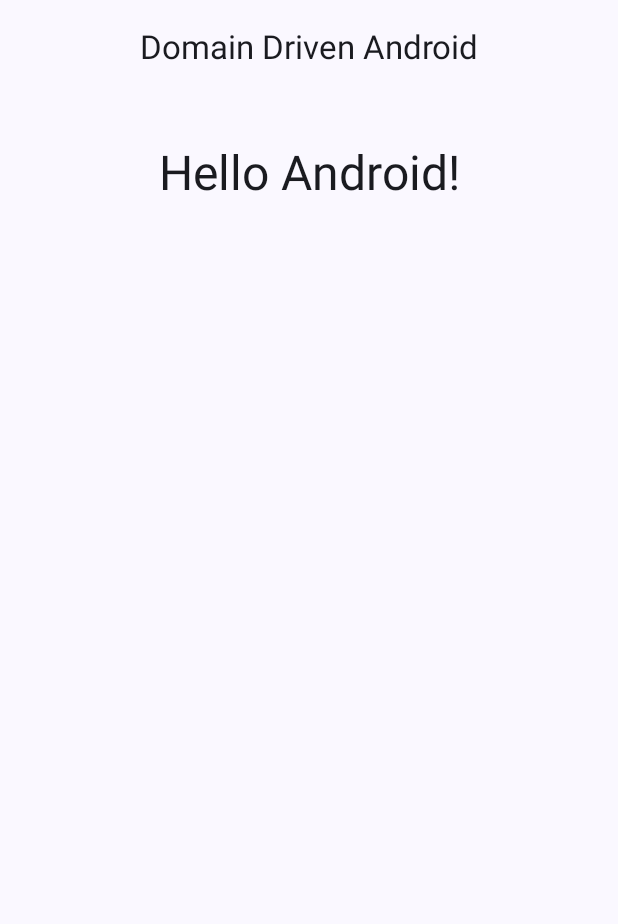
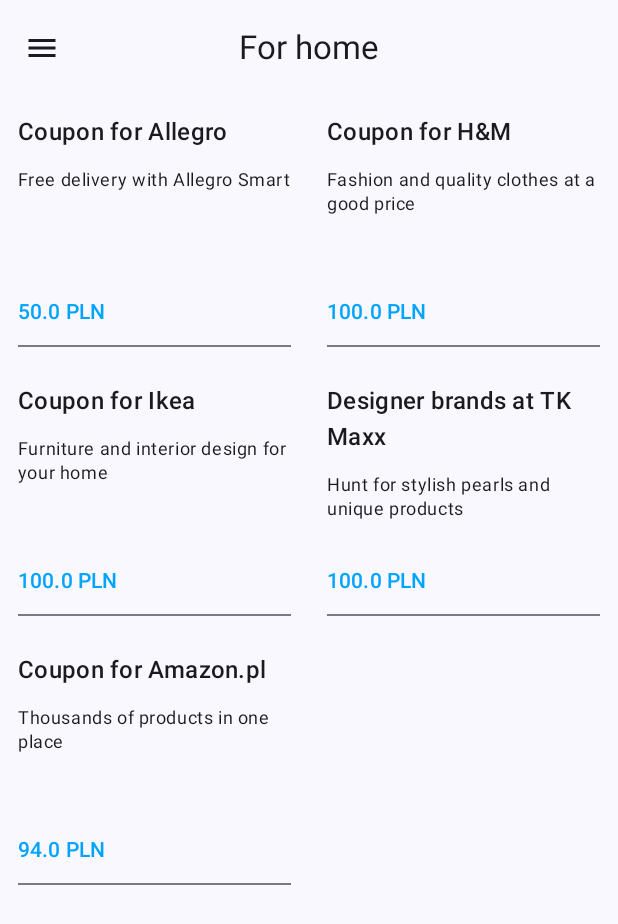
Before and after one commit to Maruchin1/domain-driven-android, an Android app built with Jetpack Compose: the screen it shows after launch (MainActivity), on a phone screen of 412 x 824 dp. Shown: the top 924 px of the screen. Run offline under Robolectric (Android 15) with nearby library versions, the phone set to English and light mode, and no system bars; our stand-ins replace Dagger/Hilt's generated code.

Commit message:
Display Categories and Coupons

```diff
--- a/app/src/main/java/com/maruchin/domaindrivenandroid/MainActivity.kt
+++ b/app/src/main/java/com/maruchin/domaindrivenandroid/MainActivity.kt
@@ -3,64 +3,17 @@
 import android.os.Bundle
 import androidx.activity.ComponentActivity
 import androidx.activity.compose.setContent
-import androidx.compose.foundation.layout.Column
-import androidx.compose.foundation.layout.fillMaxSize
-import androidx.compose.foundation.layout.padding
-import androidx.compose.material3.CenterAlignedTopAppBar
-import androidx.compose.material3.ExperimentalMaterial3Api
-import androidx.compose.material3.MaterialTheme
-import androidx.compose.material3.Scaffold
-import androidx.compose.material3.Text
-import androidx.compose.runtime.Composable
-import androidx.compose.ui.Alignment
-import androidx.compose.ui.Modifier
-import androidx.compose.ui.tooling.preview.Preview
-import androidx.compose.ui.unit.dp
 import com.maruchin.domaindrivenandroid.ui.theme.DomainDrivenAndroidTheme
+import dagger.hilt.android.AndroidEntryPoint
 
+@AndroidEntryPoint
 class MainActivity : ComponentActivity() {
     override fun onCreate(savedInstanceState: Bundle?) {
         super.onCreate(savedInstanceState)
         setContent {
             DomainDrivenAndroidTheme {
-                MainScreen()
+                MainNavGraph()
             }
         }
     }
 }
-
-@OptIn(ExperimentalMaterial3Api::class)
-@Composable
-fun MainScreen() {
-    Scaffold(
-        topBar = {
-            CenterAlignedTopAppBar(title = { Text(text = "Domain Driven Android") })
-        }
-    ) { padding ->
-        Column(
-            horizontalAlignment = Alignment.CenterHorizontally,
-            modifier = Modifier
-                .padding(padding)
-                .fillMaxSize(),
-        ) {
-            Greeting()
-        }
-    }
-}
-
-@Composable
-fun Greeting() {
-    Text(
-        text = "Hello Android!",
-        modifier = Modifier.padding(top = 32.dp),
-        style = MaterialTheme.typography.headlineLarge,
-    )
-}
-
-@Preview(showBackground = true)
-@Composable
-fun GreetingPreview() {
-    DomainDrivenAndroidTheme {
-        MainScreen()
-    }
-}
--- /dev/null
+++ b/app/src/main/java/com/maruchin/domaindrivenandroid/MainNavGraph.kt
@@ -0,0 +1,15 @@
+package com.maruchin.domaindrivenandroid
+
+import androidx.compose.runtime.Composable
+import androidx.navigation.compose.NavHost
+import androidx.navigation.compose.rememberNavController
+import com.maruchin.domaindrivenandroid.ui.home.HOME_ROUTE
+import com.maruchin.domaindrivenandroid.ui.home.homeScreen
+
+@Composable
+fun MainNavGraph() {
+    val navController = rememberNavController()
+    NavHost(navController = navController, startDestination = HOME_ROUTE) {
+        homeScreen()
+    }
+}
--- /dev/null
+++ b/app/src/main/java/com/maruchin/domaindrivenandroid/data/category/CategoriesRepository.kt
@@ -0,0 +1,12 @@
+package com.maruchin.domaindrivenandroid.data.category
+
+import javax.inject.Inject
+import javax.inject.Singleton
+
+@Singleton
+class CategoriesRepository @Inject constructor() {
+
+    suspend fun getAllCategories(): List<Category> {
+        return sampleCategories
+    }
+}
--- /dev/null
+++ b/app/src/main/java/com/maruchin/domaindrivenandroid/data/category/Category.kt
@@ -0,0 +1,18 @@
+package com.maruchin.domaindrivenandroid.data.category
+
+data class Category(val id: String, val name: String)
+
+val sampleCategories = listOf(
+    Category(id = "for_home", name = "For home"),
+    Category(id = "for_kid", name = "For kid"),
+    Category(id = "for_pet", name = "For pet"),
+    Category(id = "drugstores_and_cosmetics", name = "Drugstores and Cosmetics"),
+    Category(id = "culture_and_entertainment", name = "Culture and Entertainment"),
+    Category(id = "clothing_and_accessories", name = "Clothing and Accessories"),
+    Category(id = "restaurants_and_catering", name = "Restaurants and Catering"),
+    Category(id = "development_and_education", name = "Development and Education"),
+    Category(id = "cars", name = "Cars"),
+    Category(id = "shops_and_supermarkets", name = "Shops and Supermarkets"),
+    Category(id = "sport", name = "Sport"),
+    Category(id = "supplements", name = "Supplements"),
+)
--- /dev/null
+++ b/app/src/main/java/com/maruchin/domaindrivenandroid/data/coupon/Coupon.kt
@@ -0,0 +1,43 @@
+package com.maruchin.domaindrivenandroid.data.coupon
+
+import java.util.Currency
+
+data class Coupon(
+    val id: String,
+    val title: String,
+    val subtitle: String,
+    val value: Money,
+)
+
+val sampleForHomeCoupons = listOf(
+    Coupon(
+        id = "1",
+        title = "Coupon for Allegro",
+        subtitle = "Free delivery with Allegro Smart",
+        value = Money(value = 50.0, currency = Currency.getInstance("PLN"))
+    ),
+    Coupon(
+        id = "2",
+        title = "Coupon for H&M",
+        subtitle = "Fashion and quality clothes at a good price",
+        value = Money(value = 100.0, currency = Currency.getInstance("PLN"))
+    ),
+    Coupon(
+        id = "3",
+        title = "Coupon for Ikea",
+        subtitle = "Furniture and interior design for your home",
+        value = Money(value = 100.0, currency = Currency.getInstance("PLN"))
+    ),
+    Coupon(
+        id = "4",
+        title = "Designer brands at TK Maxx",
+        subtitle = "Hunt for stylish pearls and unique products",
+        value = Money(value = 100.0, currency = Currency.getInstance("PLN"))
+    ),
+    Coupon(
+        id = "5",
+        title = "Coupon for Amazon.pl",
+        subtitle = "Thousands of products in one place",
+        value = Money(value = 94.0, currency = Currency.getInstance("PLN"))
+    )
+)
--- /dev/null
+++ b/app/src/main/java/com/maruchin/domaindrivenandroid/data/coupon/CouponsRepository.kt
@@ -0,0 +1,16 @@
+package com.maruchin.domaindrivenandroid.data.coupon
+
+import com.maruchin.domaindrivenandroid.data.category.Category
+import javax.inject.Inject
+import javax.inject.Singleton
+
+@Singleton
+class CouponsRepository @Inject constructor() {
+
+    suspend fun getCouponsFromCategory(category: Category): List<Coupon> {
+        return when (category.id) {
+            "for_home" -> sampleForHomeCoupons
+            else -> emptyList()
+        }
+    }
+}
--- /dev/null
+++ b/app/src/main/java/com/maruchin/domaindrivenandroid/data/coupon/Money.kt
@@ -0,0 +1,5 @@
+package com.maruchin.domaindrivenandroid.data.coupon
+
+import java.util.Currency
+
+data class Money(val value: Double, val currency: Currency)
--- /dev/null
+++ b/app/src/main/java/com/maruchin/domaindrivenandroid/ui/common/CategoryExtensions.kt
@@ -0,0 +1,35 @@
+package com.maruchin.domaindrivenandroid.ui.common
+
+import androidx.compose.material.icons.Icons
+import androidx.compose.material.icons.outlined.Category
+import androidx.compose.material.icons.outlined.Checkroom
+import androidx.compose.material.icons.outlined.ChildFriendly
+import androidx.compose.material.icons.outlined.DirectionsCar
+import androidx.compose.material.icons.outlined.HealthAndSafety
+import androidx.compose.material.icons.outlined.House
+import androidx.compose.material.icons.outlined.Pets
+import androidx.compose.material.icons.outlined.Restaurant
+import androidx.compose.material.icons.outlined.School
+import androidx.compose.material.icons.outlined.ShoppingCart
+import androidx.compose.material.icons.outlined.Sports
+import androidx.compose.material.icons.outlined.TheaterComedy
+import androidx.compose.ui.graphics.vector.ImageVector
+import com.maruchin.domaindrivenandroid.data.category.Category
+
+fun Category.icon(): ImageVector {
+    return when (id) {
+        "for_home" -> Icons.Outlined.House
+        "for_kid" -> Icons.Outlined.ChildFriendly
+        "for_pet" -> Icons.Outlined.Pets
+        "drugstores_and_cosmetics" -> Icons.Outlined.Category
+        "culture_and_entertainment" -> Icons.Outlined.TheaterComedy
+        "clothing_and_accessories" -> Icons.Outlined.Checkroom
+        "restaurants_and_catering" -> Icons.Outlined.Restaurant
+        "development_and_education" -> Icons.Outlined.School
+        "cars" -> Icons.Outlined.DirectionsCar
+        "shops_and_supermarkets" -> Icons.Outlined.ShoppingCart
+        "sport" -> Icons.Outlined.Sports
+        "supplements" -> Icons.Outlined.HealthAndSafety
+        else -> Icons.Outlined.Category
+    }
+}
--- /dev/null
+++ b/app/src/main/java/com/maruchin/domaindrivenandroid/ui/common/MoneyExtensions.kt
@@ -0,0 +1,5 @@
+package com.maruchin.domaindrivenandroid.ui.common
+
+import com.maruchin.domaindrivenandroid.data.coupon.Money
+
+fun Money.format() = "$value $currency"
--- /dev/null
+++ b/app/src/main/java/com/maruchin/domaindrivenandroid/ui/home/HomeDestination.kt
@@ -0,0 +1,17 @@
+package com.maruchin.domaindrivenandroid.ui.home
+
+import androidx.compose.runtime.collectAsState
+import androidx.compose.runtime.getValue
+import androidx.hilt.navigation.compose.hiltViewModel
+import androidx.navigation.NavGraphBuilder
+import androidx.navigation.compose.composable
+
+const val HOME_ROUTE = "home"
+
+fun NavGraphBuilder.homeScreen() {
+    composable(HOME_ROUTE) {
+        val viewModel = hiltViewModel<HomeViewModel>()
+        val state by viewModel.uiState.collectAsState()
+        HomeScreen(state = state, onSelectCategory = viewModel::selectCategory)
+    }
+}
--- /dev/null
+++ b/app/src/main/java/com/maruchin/domaindrivenandroid/ui/home/HomeScreen.kt
@@ -0,0 +1,140 @@
+package com.maruchin.domaindrivenandroid.ui.home
+
+import androidx.compose.foundation.clickable
+import androidx.compose.foundation.layout.Column
+import androidx.compose.foundation.layout.height
+import androidx.compose.foundation.layout.padding
+import androidx.compose.foundation.lazy.grid.GridCells
+import androidx.compose.foundation.lazy.grid.LazyVerticalGrid
+import androidx.compose.foundation.lazy.grid.items
+import androidx.compose.material.icons.Icons
+import androidx.compose.material.icons.outlined.Menu
+import androidx.compose.material3.CenterAlignedTopAppBar
+import androidx.compose.material3.Divider
+import androidx.compose.material3.DrawerValue
+import androidx.compose.material3.ExperimentalMaterial3Api
+import androidx.compose.material3.Icon
+import androidx.compose.material3.IconButton
+import androidx.compose.material3.MaterialTheme
+import androidx.compose.material3.ModalDrawerSheet
+import androidx.compose.material3.ModalNavigationDrawer
+import androidx.compose.material3.NavigationDrawerItem
+import androidx.compose.material3.NavigationDrawerItemDefaults
+import androidx.compose.material3.Scaffold
+import androidx.compose.material3.Text
+import androidx.compose.material3.rememberDrawerState
+import androidx.compose.runtime.Composable
+import androidx.compose.runtime.rememberCoroutineScope
+import androidx.compose.ui.Modifier
+import androidx.compose.ui.graphics.Color
+import androidx.compose.ui.unit.dp
+import com.maruchin.domaindrivenandroid.data.category.Category
+import com.maruchin.domaindrivenandroid.data.coupon.Coupon
+import com.maruchin.domaindrivenandroid.ui.common.format
+import com.maruchin.domaindrivenandroid.ui.common.icon
+import kotlinx.coroutines.launch
+
+@OptIn(ExperimentalMaterial3Api::class)
+@Composable
+fun HomeScreen(state: HomeUiState, onSelectCategory: (Category) -> Unit) {
+    val drawerState = rememberDrawerState(DrawerValue.Closed)
+    val scope = rememberCoroutineScope()
+
+    fun openDrawer() {
+        scope.launch { drawerState.open() }
+    }
+
+    fun closeDrawer() {
+        scope.launch { drawerState.close() }
+    }
+
+    ModalNavigationDrawer(
+        drawerState = drawerState,
+        drawerContent = {
+            HomeDrawer(
+                categories = state.categories,
+                selectedCategory = state.selectedCategory,
+                onSelectCategory = { closeDrawer(); onSelectCategory(it) }
+            )
+        }
+    ) {
+        Scaffold(
+            topBar = {
+                CenterAlignedTopAppBar(
+                    title = { Text(text = state.selectedCategory?.name ?: "") },
+                    navigationIcon = {
+                        IconButton(onClick = ::openDrawer) {
+                            Icon(imageVector = Icons.Outlined.Menu, contentDescription = "Menu")
+                        }
+                    }
+                )
+            }
+        ) { paddingValues ->
+            LazyVerticalGrid(columns = GridCells.Fixed(2), contentPadding = paddingValues) {
+                items(state.couponsFromCategory) { coupon ->
+                    CouponView(coupon = coupon)
+                }
+            }
+        }
+    }
+}
+
+@OptIn(ExperimentalMaterial3Api::class)
+@Composable
+private fun HomeDrawer(
+    categories: List<Category>,
+    selectedCategory: Category?,
+    onSelectCategory: (Category) -> Unit,
+) {
+    ModalDrawerSheet {
+        Text(
+            text = "Cafeteria",
+            style = MaterialTheme.typography.displayMedium,
+            modifier = Modifier.padding(horizontal = 24.dp, vertical = 32.dp)
+        )
+        categories.forEach { category ->
+            NavigationDrawerItem(
+                icon = { Icon(category.icon(), contentDescription = null) },
+                label = { Text(text = category.name) },
+                selected = category == selectedCategory,
+                onClick = { onSelectCategory(category) },
+                modifier = Modifier.padding(NavigationDrawerItemDefaults.ItemPadding),
+            )
+        }
+    }
+}
+
+@Composable
+private fun CouponView(coupon: Coupon) {
+    Column(
+        modifier = Modifier
+            .clickable { }
+            .padding(vertical = 6.dp),
+    ) {
+        Column(modifier = Modifier.height(128.dp)) {
+            Text(
+                text = coupon.title,
+                style = MaterialTheme.typography.titleMedium,
+                maxLines = 2,
+                modifier = Modifier.padding(horizontal = 12.dp, vertical = 6.dp),
+            )
+            Text(
+                text = coupon.subtitle,
+                style = MaterialTheme.typography.bodySmall,
+                maxLines = 2,
+                modifier = Modifier.padding(horizontal = 12.dp, vertical = 6.dp)
+            )
+        }
+        Text(
+            text = coupon.value.format(),
+            modifier = Modifier.padding(horizontal = 12.dp),
+            style = MaterialTheme.typography.labelLarge,
+            color = Color(0XFF00a4ff),
+        )
+        Divider(
+            modifier = Modifier
+                .padding(horizontal = 12.dp)
+                .padding(top = 12.dp, bottom = 6.dp)
+        )
+    }
+}
--- /dev/null
+++ b/app/src/main/java/com/maruchin/domaindrivenandroid/ui/home/HomeUiState.kt
@@ -0,0 +1,14 @@
+package com.maruchin.domaindrivenandroid.ui.home
+
+import androidx.compose.runtime.Immutable
+import com.maruchin.domaindrivenandroid.data.category.Category
+import com.maruchin.domaindrivenandroid.data.coupon.Coupon
+
+@Immutable
+data class HomeUiState(
+    val categories: List<Category> = emptyList(),
+    val loadingCategories: Boolean = true,
+    val selectedCategory: Category? = null,
+    val couponsFromCategory: List<Coupon> = emptyList(),
+    val loadingCoupons: Boolean = true,
+)
--- /dev/null
+++ b/app/src/main/java/com/maruchin/domaindrivenandroid/ui/home/HomeViewModel.kt
@@ -0,0 +1,57 @@
+package com.maruchin.domaindrivenandroid.ui.home
+
+import androidx.lifecycle.ViewModel
+import androidx.lifecycle.viewModelScope
+import com.maruchin.domaindrivenandroid.data.category.CategoriesRepository
+import com.maruchin.domaindrivenandroid.data.category.Category
+import com.maruchin.domaindrivenandroid.data.coupon.CouponsRepository
+import dagger.hilt.android.lifecycle.HiltViewModel
+import kotlinx.coroutines.flow.MutableStateFlow
+import kotlinx.coroutines.flow.asStateFlow
+import kotlinx.coroutines.flow.update
+import kotlinx.coroutines.launch
+import javax.inject.Inject
+
+@HiltViewModel
+class HomeViewModel @Inject constructor(
+    private val categoriesRepository: CategoriesRepository,
+    private val couponsRepository: CouponsRepository,
+) : ViewModel() {
+
+    private val _uiState = MutableStateFlow(HomeUiState())
+    val uiState = _uiState.asStateFlow()
+
+    init {
+        loadCategories()
+    }
+
+    fun selectCategory(category: Category) {
+        _uiState.update { it.copy(selectedCategory = category) }
+        loadCoupons()
+    }
+
+    private fun loadCategories() = viewModelScope.launch {
+        _uiState.update {
+            it.copy(loadingCategories = true)
+        }
+        val categories = categoriesRepository.getAllCategories()
+        _uiState.update {
+            it.copy(
+                categories = categories,
+                loadingCategories = false,
+                selectedCategory = categories.first()
+            )
+        }
+        loadCoupons()
+    }
+
+    private fun loadCoupons() = viewModelScope.launch {
+        _uiState.update {
+            it.copy(loadingCoupons = true)
+        }
+        _uiState.value.selectedCategory?.let { category ->
+            val coupons = couponsRepository.getCouponsFromCategory(category)
+            _uiState.update { it.copy(couponsFromCategory = coupons, loadingCoupons = false) }
+        }
+    }
+}
--- a/build.gradle.kts
+++ b/build.gradle.kts
@@ -2,5 +2,5 @@
 plugins {
     alias(libs.plugins.com.android.application) apply false
     alias(libs.plugins.org.jetbrains.kotlin.android) apply false
-    alias(libs.plugins.hilt) apply false
+    alias(libs.plugins.hilt.android) apply false
 }
```
Also changed, not shown: app/build.gradle.kts (+6 -3 lines), gradle/libs.versions.toml (+9 -4 lines).
